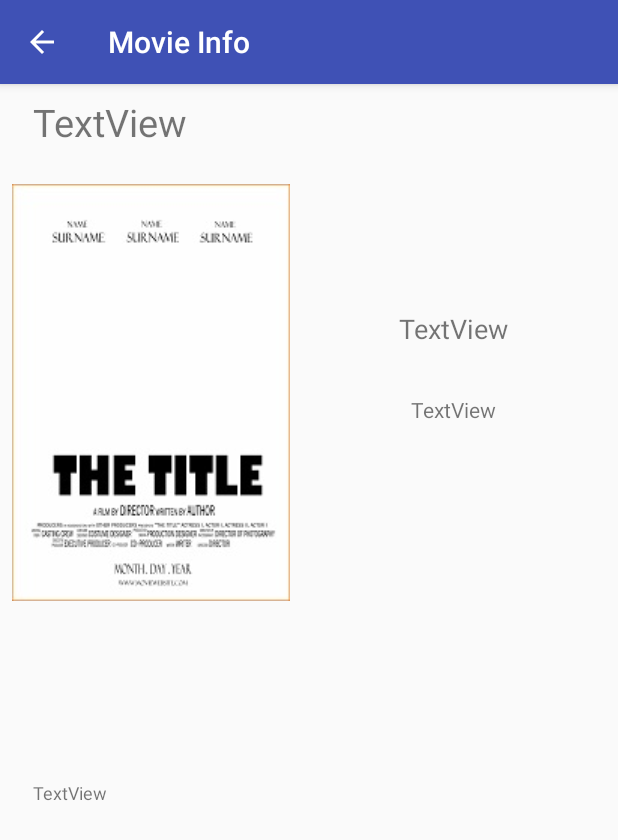
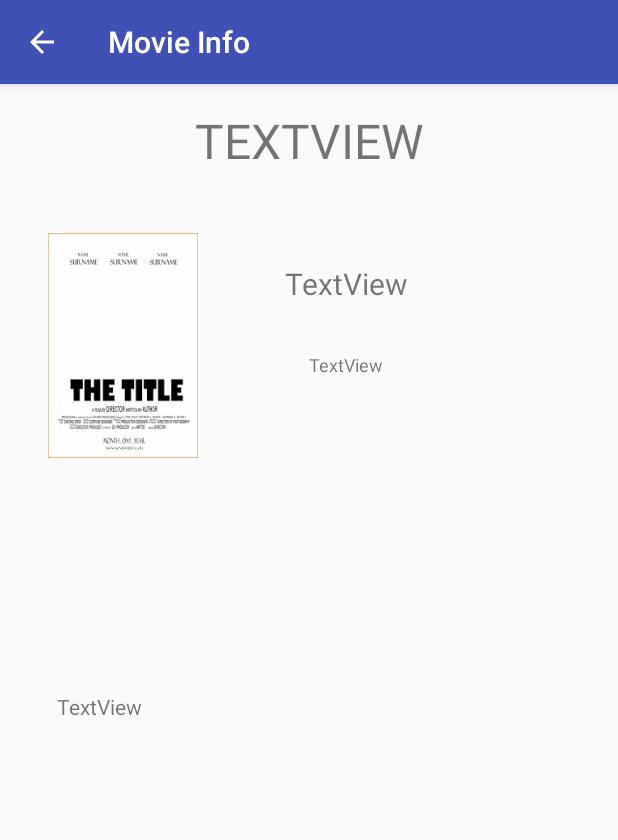
Before and after one commit to oluwadara-abijo/PopularMovies1, an Android app: the DetailActivity screen opened directly, with no data from a screen before it, on a phone screen of 412 x 824 dp. Shown: the top 840 px of the screen. Run offline under Robolectric (Android 15) with nearby library versions, the phone set to English and light mode, and no system bars; our stand-ins replace Picasso; pictures from the network do not load.

```diff
--- a/app/src/main/java/com/example/dara/popularmovies/activities/DetailActivity.java
+++ b/app/src/main/java/com/example/dara/popularmovies/activities/DetailActivity.java
@@ -6,8 +6,13 @@ import android.widget.ImageView;
 import android.widget.TextView;
 
 import com.example.dara.popularmovies.R;
+import com.example.dara.popularmovies.model.Movie;
+import com.squareup.picasso.Picasso;
 
 public class DetailActivity extends AppCompatActivity {
+
+    // Extra for the movie ID to be received in the intent
+    public static final String EXTRA_MOVIE_ID = "extraMovieId";
 
     private TextView mTitleTextView;
 
@@ -25,9 +30,32 @@ public class DetailActivity extends AppCompatActivity {
         setContentView(R.layout.activity_detail);
 
         mTitleTextView = findViewById(R.id.tv_movie_title);
-        mMoviePoster = findViewById(R.id.image_view_movie_poster);
+        mMoviePoster = findViewById(R.id.movie_poster);
         mReleaseDate = findViewById(R.id.tv_release_date);
         mRating = findViewById(R.id.tv_vote_average);
         mOverview = findViewById(R.id.tv_overview);
+
+        Movie mMovie = (Movie) getIntent().getSerializableExtra(EXTRA_MOVIE_ID);
+
+        populateUI(mMovie);
+    }
+
+    void populateUI(Movie movie) {
+        if (movie == null) return;
+
+        String releaseDate = movie.getReleaseDate();
+        String [] dateStrings = releaseDate.split("-");
+        String releaseYear = dateStrings[0];
+
+        mTitleTextView.setText(movie.getTitle());
+        mReleaseDate.setText(releaseYear);
+        mRating.setText(String.valueOf(movie.getVoteAverage()));
+        mOverview.setText(movie.getOverview());
+
+        Picasso.get()
+                .load(movie.getPosterUrl())
+                .placeholder(R.drawable.poster_sample)
+                .error(R.drawable.poster_error)
+                .into(mMoviePoster);
     }
 }
--- a/app/src/main/java/com/example/dara/popularmovies/model/Movie.java
+++ b/app/src/main/java/com/example/dara/popularmovies/model/Movie.java
@@ -1,6 +1,8 @@
 package com.example.dara.popularmovies.model;
 
-public class Movie {
+import java.io.Serializable;
+
+public class Movie implements Serializable {
 
     //Title of movie
     private String mTitle;
--- a/app/src/main/res/layout/activity_detail.xml
+++ b/app/src/main/res/layout/activity_detail.xml
@@ -4,26 +4,28 @@
     xmlns:tools="http://schemas.android.com/tools"
     android:layout_width="match_parent"
     android:layout_height="match_parent"
+    android:isScrollContainer="true"
     tools:context=".activities.DetailActivity">
 
     <TextView
         android:id="@+id/tv_movie_title"
         android:layout_width="368dp"
         android:layout_height="wrap_content"
-        android:layout_marginEnd="8dp"
-        android:layout_marginStart="8dp"
-        android:layout_marginTop="8dp"
-        android:textSize="25sp"
+        android:padding="16dp"
+        android:fontFamily="sans-serif"
+        android:gravity="center"
         android:text="TextView"
+        android:textAllCaps="true"
+        android:textSize="32sp"
         app:layout_constraintEnd_toEndOf="parent"
         app:layout_constraintStart_toStartOf="parent"
         app:layout_constraintTop_toTopOf="parent" />
 
     <ImageView
         android:id="@+id/movie_poster"
-        android:layout_width="wrap_content"
-        android:layout_height="wrap_content"
-        android:layout_marginStart="8dp"
+        android:layout_width="@dimen/image_width_small"
+        android:layout_height="@dimen/image_height_small"
+        android:layout_marginStart="32dp"
         android:layout_marginTop="24dp"
         app:layout_constraintStart_toStartOf="parent"
         app:layout_constraintTop_toBottomOf="@+id/tv_movie_title"
@@ -35,21 +37,21 @@
         android:layout_height="wrap_content"
         android:layout_marginEnd="8dp"
         android:layout_marginStart="8dp"
-        android:textSize="18sp"
-        android:layout_marginTop="108dp"
+        android:layout_marginTop="44dp"
         android:text="TextView"
+        android:textSize="20sp"
         app:layout_constraintEnd_toEndOf="parent"
-        app:layout_constraintHorizontal_bias="0.495"
+        app:layout_constraintHorizontal_bias="0.276"
         app:layout_constraintStart_toEndOf="@+id/movie_poster"
         app:layout_constraintTop_toBottomOf="@+id/tv_movie_title" />
 
     <TextView
         android:id="@+id/tv_vote_average"
         android:layout_width="wrap_content"
-        android:textSize="14sp"
         android:layout_height="wrap_content"
         android:layout_marginTop="32dp"
         android:text="TextView"
+        android:textSize="12sp"
         app:layout_constraintEnd_toEndOf="@+id/tv_release_date"
         app:layout_constraintStart_toStartOf="@+id/tv_release_date"
         app:layout_constraintTop_toBottomOf="@+id/tv_release_date" />
@@ -58,11 +60,9 @@
         android:id="@+id/tv_overview"
         android:layout_width="368dp"
         android:layout_height="wrap_content"
-        android:layout_marginBottom="8dp"
-        android:layout_marginEnd="8dp"
-        android:layout_marginStart="8dp"
+        android:padding="16dp"
         android:text="TextView"
-        android:textSize="12sp"
+        android:textSize="14sp"
         app:layout_constraintBottom_toBottomOf="parent"
         app:layout_constraintEnd_toEndOf="parent"
         app:layout_constraintStart_toStartOf="parent"
--- a/app/src/main/res/values/dimens.xml
+++ b/app/src/main/res/values/dimens.xml
@@ -2,4 +2,6 @@
 <resources>
     <dimen name="image_width">185dp</dimen>
     <dimen name="image_height">278dp</dimen>
+    <dimen name="image_width_small">100dp</dimen>
+    <dimen name="image_height_small">150dp</dimen>
 </resources>
```
Also changed, not shown: app/src/main/java/com/example/dara/popularmovies/activities/MainActivity.java (+12 -3 lines), app/src/main/java/com/example/dara/popularmovies/model/MovieAdapter.java (+17 -5 lines).
